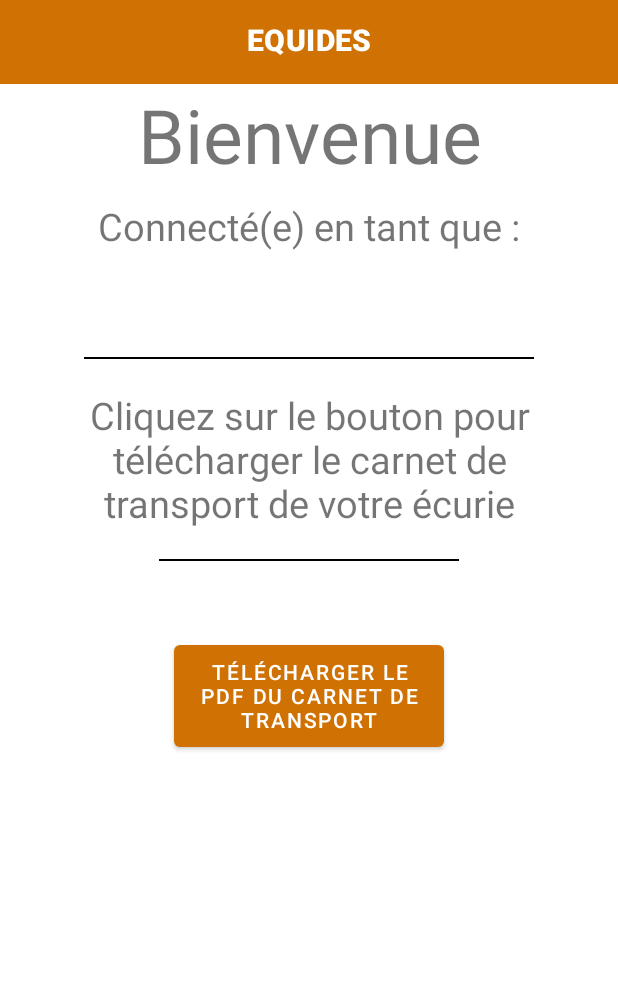
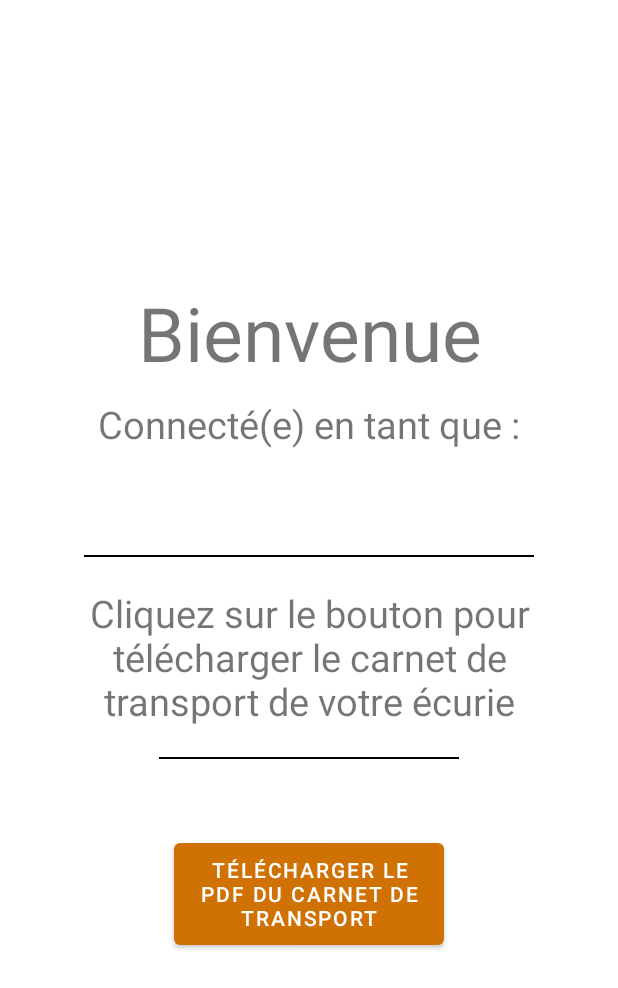
Before and after one commit to aetox/EquidesApp, an Android app: the InterfaceActivity screen opened directly, with no data from a screen before it, after a tap on "TÉLÉCHARGER LE PDF DU CARNET DE TRANSPOR", on a phone screen of 412 x 824 dp. Shown: the top 988 px of the screen. Run offline under Robolectric (Android 15) with nearby library versions, the phone set to English and light mode, and no system bars; our stand-ins replace Volley.

Commit message:
Corrections beugs

```diff
--- a/app/src/main/AndroidManifest.xml
+++ b/app/src/main/AndroidManifest.xml
@@ -4,6 +4,8 @@
 
     <uses-permission android:name="android.permission.INTERNET" />
     <uses-permission android:name="android.permission.WRITE_EXTERNAL_STORAGE" />
+    <uses-permission android:name="android.permission.READ_EXTERNAL_STORAGE" />
+
 
 
     <application
--- a/app/src/main/java/com/example/equides/InterfaceActivity.java
+++ b/app/src/main/java/com/example/equides/InterfaceActivity.java
@@ -1,15 +1,20 @@
 package com.example.equides;
 
-import androidx.appcompat.app.AppCompatActivity;
-
+import android.Manifest;
 import android.content.Intent;
+import android.content.pm.PackageManager;
 import android.net.Uri;
 import android.os.Bundle;
+import android.os.Environment;
 import android.view.View;
-import android.webkit.WebView;
 import android.widget.Button;
 import android.widget.TextView;
 import android.widget.Toast;
+
+import androidx.appcompat.app.AppCompatActivity;
+import androidx.core.app.ActivityCompat;
+import androidx.core.content.ContextCompat;
+import androidx.core.content.FileProvider;
 
 import com.android.volley.VolleyError;
 import com.android.volley.toolbox.JsonObjectRequest;
@@ -17,6 +22,8 @@ import com.android.volley.toolbox.JsonObjectRequest;
 import org.json.JSONException;
 import org.json.JSONObject;
 
+import java.io.File;
+import java.io.FileOutputStream;
 import java.io.IOException;
 import java.text.SimpleDateFormat;
 import java.util.Date;
@@ -24,71 +31,59 @@ import java.util.HashMap;
 import java.util.Locale;
 import java.util.Map;
 
-import androidx.appcompat.app.AppCompatActivity;
-import androidx.appcompat.widget.Toolbar;
-import androidx.core.content.FileProvider;
-
-import android.os.Bundle;
-import android.os.Environment;
-import android.widget.Toast;
-import java.io.File;
-import java.io.FileOutputStream;
-import java.io.IOException;
-
 import okhttp3.Call;
 import okhttp3.Callback;
 import okhttp3.HttpUrl;
 import okhttp3.OkHttpClient;
 
-import android.content.ActivityNotFoundException;
-
-
-
-
 public class InterfaceActivity extends AppCompatActivity {
 
     private TextView welcomeMailTextView;
-
     private String email;
-
     private Button PDFBtn;
     private DatabaseManager databaseManager;
-
     private String id_detenteur;
 
-    private Toolbar toolbar;
+    private static final int REQUEST_STORAGE_PERMISSION = 100;
 
+    private void requestStoragePermission() {
+        if (ContextCompat.checkSelfPermission(this, Manifest.permission.WRITE_EXTERNAL_STORAGE) != PackageManager.PERMISSION_GRANTED) {
+            ActivityCompat.requestPermissions(this, new String[]{Manifest.permission.WRITE_EXTERNAL_STORAGE}, REQUEST_STORAGE_PERMISSION);
+        }
+    }
+
+    public void onRequestPermissionsResult(int requestCode, String[] permissions, int[] grantResults) {
+        super.onRequestPermissionsResult(requestCode, permissions, grantResults); // Ajoutez cet appel à la méthode super
+        if (requestCode == REQUEST_STORAGE_PERMISSION) {
+            if (grantResults.length > 0 && grantResults[0] == PackageManager.PERMISSION_GRANTED) {
+                // La permission a été accordée, vous pouvez maintenant télécharger et sauvegarder le PDF.
+            } else {
+                Toast.makeText(this, "Permission refusée. Vous ne pourrez pas télécharger le PDF.", Toast.LENGTH_SHORT).show();
+            }
+        }
+    }
 
     @Override
     protected void onCreate(Bundle savedInstanceState) {
         super.onCreate(savedInstanceState);
         setContentView(R.layout.activity_interface);
 
-        toolbar = findViewById(R.id.toolbar);
-        setSupportActionBar(toolbar);
-
 
         welcomeMailTextView = findViewById(R.id.welcomeMailTextView);
         PDFBtn = findViewById(R.id.PDFBtn);
 
         id_detenteur = getIntent().getStringExtra("idDetenteur");
-
         email = getIntent().getStringExtra("mail");
-
         welcomeMailTextView.setText(email);
-
-
-
 
         PDFBtn.setOnClickListener(new View.OnClickListener() {
             @Override
             public void onClick(View view) {
-
                 String url = "https://equides.eu/API_Equides/getPDF.php";
+                requestStoragePermission();
                 downloadPdf(url);
             }
         });
-
     }
 
     private void downloadPdf(String url) {
@@ -98,7 +93,7 @@ public class InterfaceActivity extends AppCompatActivity {
         urlBuilder.addQueryParameter("idDetenteur", id_detenteur);
         String urlWithUserId = urlBuilder.build().toString();
 
-                okhttp3.Request request = new okhttp3.Request.Builder()
+        okhttp3.Request request = new okhttp3.Request.Builder()
                 .url(urlWithUserId)
                 .build();
 
@@ -124,33 +119,18 @@ public class InterfaceActivity extends AppCompatActivity {
         });
     }
 
+    private void savePdf(byte[] bytes) {
+        Date now = new Date();
+        SimpleDateFormat format = new SimpleDateFormat("dd-MM-yyyy", Locale.getDefault());
+        String dateStr = format.format(now);
 
-
-    private void savePdf(byte[] bytes) {
-
-        // Créer un objet Date avec la date du jour
-                Date now = new Date();
-
-        // Créer un objet SimpleDateFormat pour formater la date
-                SimpleDateFormat format = new SimpleDateFormat("dd-MM-yyyy");
-
-        // Formater la date en une chaîne de caractères
-                String dateStr = format.format(now);
-
-        File pdfFile = new File(Environment.getExternalStoragePublicDirectory(Environment.DIRECTORY_DOWNLOADS), "Carnet_Transport_du_"+ dateStr +".pdf");
+        File pdfFile = new File(Environment.getExternalStoragePublicDirectory(Environment.DIRECTORY_DOWNLOADS), "Carnet_Transport_du_" + dateStr + ".pdf");
         try {
             FileOutputStream fos = new FileOutputStream(pdfFile);
             fos.write(bytes);
             fos.close();
 
-            // Créez une Uri sécurisée à partir du fichier PDF
             Uri pdfUri = FileProvider.getUriForFile(this, "com.example.equides.fileprovider", pdfFile);
-
-            // Démarrer une intent pour afficher le fichier PDF
-            Intent pdfIntent = new Intent(Intent.ACTION_VIEW);
-            pdfIntent.setDataAndType(pdfUri, "application/pdf");
-            pdfIntent.addFlags(Intent.FLAG_GRANT_READ_URI_PERMISSION);
-            startActivity(pdfIntent);
 
             runOnUiThread(new Runnable() {
                 @Override
@@ -160,38 +140,30 @@ public class InterfaceActivity extends AppCompatActivity {
             });
         } catch (IOException e) {
             e.printStackTrace();
+            Toast.makeText(getApplicationContext(), e.toString(), Toast.LENGTH_LONG).show();
         }
     }
 
-
-
-    public void onApiResponse(JSONObject response){
+    public void onApiResponse(JSONObject response) {
         Boolean success = null;
-        String error ="";
+        String error = "";
         String idLogin = "";
-
         try {
             success = response.getBoolean("success");
 
-            if (success){
-
-                idLogin = response.getString("id_login"); // Recupere l'id_login de la personne connectée
-
-
-            }else {
+            if (success) {
+                idLogin = response.getString("id_login"); // Récupère l'id_login de la personne connectée
+            } else {
                 error = response.getString("error");
             }
 
-        }catch (JSONException e){
+        } catch (JSONException e) {
             e.printStackTrace();
             Toast.makeText(getApplicationContext(), e.toString(), Toast.LENGTH_LONG).show();
-
         }
-
     }
 
     public void displayUserInfo() {
-
         // Envoie la requête POST
         String url = "http://10.0.2.2/API_Equides/connectUser.php";
 
@@ -216,6 +188,5 @@ public class InterfaceActivity extends AppCompatActivity {
         });
 
         databaseManager.queue.add(jsonObjectRequest);
-
     }
 }
--- a/app/src/main/res/layout/activity_interface.xml
+++ b/app/src/main/res/layout/activity_interface.xml
@@ -6,39 +6,32 @@
     android:layout_height="match_parent"
     tools:context=".InterfaceActivity">
 
-    <include
-        android:id="@+id/custom_toolbar"
-        layout="@layout/custom_toolbar"
-        android:layout_width="match_parent"
-        android:layout_height="wrap_content" />
 
     <LinearLayout
         android:layout_width="match_parent"
-        android:layout_height="0dp"
+        android:layout_height="wrap_content"
         android:orientation="vertical"
-        app:layout_constraintTop_toBottomOf="@+id/custom_toolbar"
         app:layout_constraintBottom_toBottomOf="parent"
+        app:layout_constraintEnd_toEndOf="parent"
         app:layout_constraintStart_toStartOf="parent"
-        app:layout_constraintEnd_toEndOf="parent">
+        app:layout_constraintTop_toTopOf="parent">
 
         <TextView
             android:id="@+id/welcomeTextView"
             android:layout_width="match_parent"
             android:layout_height="wrap_content"
+            android:gravity="center"
             android:text="Bienvenue"
-            android:textSize="50dp"
-            android:gravity="center">
-        </TextView>
+            android:textSize="50dp"></TextView>
 
         <TextView
             android:id="@+id/InfoMailTextView"
             android:layout_width="match_parent"
             android:layout_height="wrap_content"
             android:layout_marginTop="10dp"
+            android:gravity="center"
             android:text="Connecté(e) en tant que :"
-            android:textSize="25dp"
-            android:gravity="center">
-        </TextView>
+            android:textSize="25dp"></TextView>
 
         <TextView
             android:id="@+id/welcomeMailTextView"
@@ -46,19 +39,17 @@
             android:layout_height="wrap_content"
             android:layout_marginTop="5dp"
             android:layout_marginBottom="30dp"
-            android:textStyle="bold"
+            android:gravity="center"
             android:text="Mail"
             android:textSize="25dp"
-            android:gravity="center">
-        </TextView>
+            android:textStyle="bold"></TextView>
 
         <TextView
             android:id="@+id/barree"
             android:layout_width="300dp"
             android:layout_height="1dp"
             android:layout_gravity="center"
-            android:background="@color/black">
-        </TextView>
+            android:background="@color/black"></TextView>
 
         <LinearLayout
             android:layout_width="match_parent"
@@ -71,19 +62,17 @@
                 android:layout_height="wrap_content"
                 android:layout_gravity="center"
                 android:layout_marginTop="20dp"
+                android:gravity="center"
                 android:text="Cliquez sur le bouton pour télécharger le carnet de transport de votre écurie"
-                android:textSize="25dp"
-                android:gravity="center">
-            </TextView>
+                android:textSize="25dp"></TextView>
 
             <TextView
                 android:id="@+id/barre2"
                 android:layout_width="200dp"
                 android:layout_height="1dp"
+                android:layout_gravity="center"
                 android:layout_marginTop="20dp"
-                android:layout_gravity="center"
-                android:background="@color/black">
-            </TextView>
+                android:background="@color/black"></TextView>
 
 
             <Button
@@ -91,10 +80,9 @@
                 android:layout_width="180dp"
                 android:layout_height="80dp"
                 android:layout_gravity="center"
+                android:layout_marginTop="50dp"
                 android:gravity="center"
-                android:text="Télécharger le PDF du carnet de transport"
-                android:layout_marginTop="50dp">
-            </Button>
+                android:text="Télécharger le PDF du carnet de transport"></Button>
 
         </LinearLayout>
 
--- a/app/src/main/res/layout/activity_main.xml
+++ b/app/src/main/res/layout/activity_main.xml
@@ -7,11 +7,6 @@
     tools:context=".MainActivity"
     android:background = "#CF7103">
 
-    <include
-        android:id="@+id/custom_toolbar"
-        layout="@layout/custom_toolbar"
-        android:layout_width="match_parent"
-        android:layout_height="wrap_content" />
 
     <androidx.cardview.widget.CardView
         android:id="@+id/cardView"
--- a/app/src/main/res/layout/custom_toolbar.xml
+++ /dev/null
@@ -1,23 +0,0 @@
-<?xml version="1.0" encoding="utf-8"?>
-<androidx.appcompat.widget.Toolbar xmlns:android="http://schemas.android.com/apk/res/android"
-    xmlns:app="http://schemas.android.com/apk/res-auto"
-    android:id="@+id/toolbar"
-    android:layout_width="match_parent"
-    android:layout_height="?attr/actionBarSize"
-    android:background="?attr/colorPrimary"
-    app:popupTheme="@style/ThemeOverlay.AppCompat.Light"
-    app:titleTextAppearance="@style/EquidesToolbarTitleTextAppearance">
-
-    <TextView
-        android:id="@+id/toolbar_title"
-        android:layout_width="wrap_content"
-        android:layout_height="30dp"
-        android:layout_gravity="center"
-        android:text="@string/app_name"
-        android:textColor="@color/white"
-        android:textStyle="bold"
-
-        android:textAppearance="@style/EquidesToolbarTitleTextAppearance" />
-
-
-</androidx.appcompat.widget.Toolbar>
```
Also changed, not shown: app/src/main/java/com/example/equides/MainActivity.java (+5 -33 lines).
